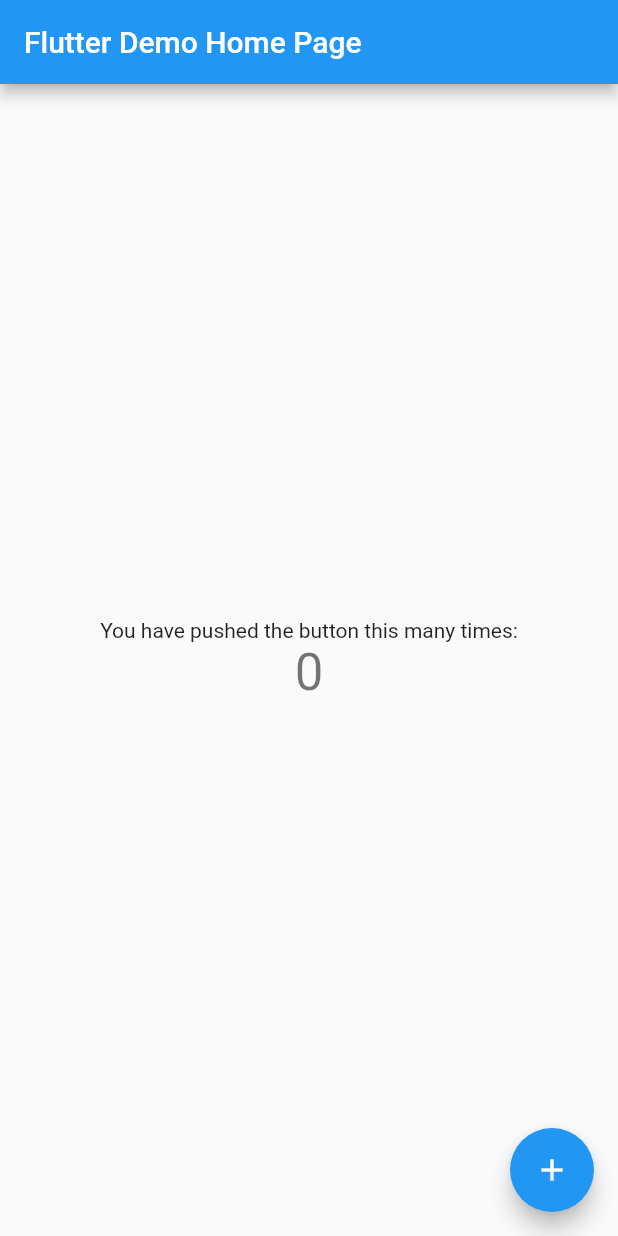
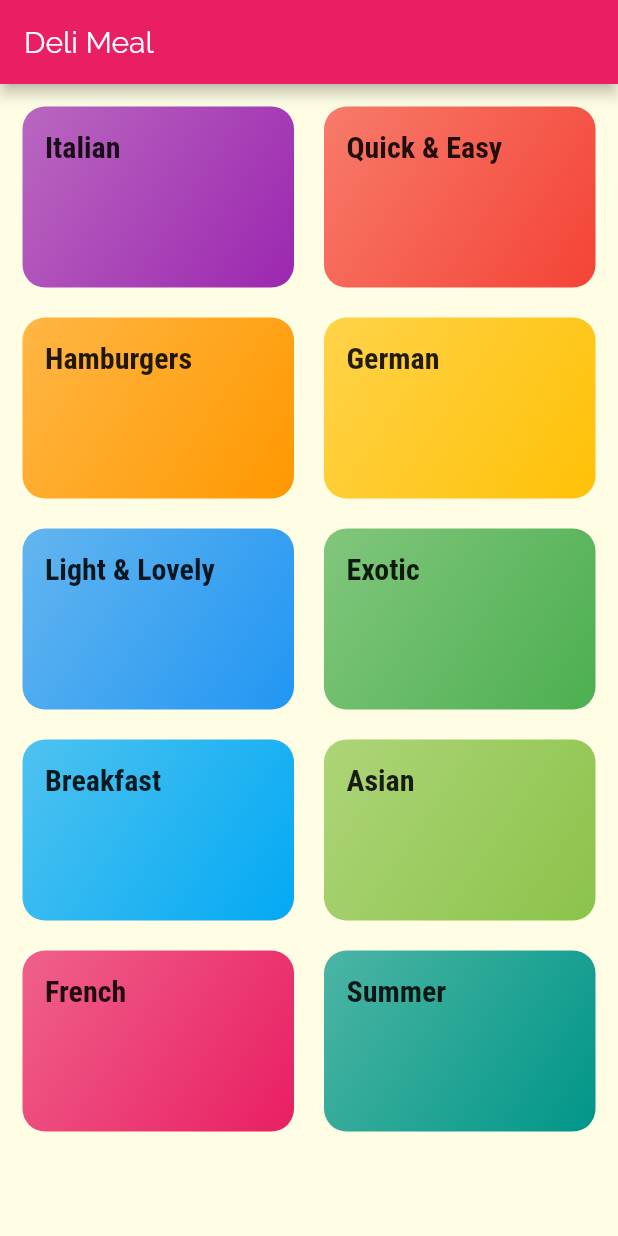
Before and after one commit to bh0mbalziyad/scaling-broccoli, a Flutter app: the screen it shows after launch, on a phone screen of 412 x 824 dp. Run offline on Flutter 3.47's test engine with Material 2 defaults, Android fonts, the phone set to English and light mode, and no system bars.

Commit message:
Added styles to the categories grid view

```diff
--- /dev/null
+++ b/lib/dummy_data.dart
@@ -0,0 +1,56 @@
+import 'package:flutter/material.dart';
+
+import './models/category.dart';
+
+const DUMMY_DATA = const [
+  Category(
+    id: 'c1',
+    title: 'Italian',
+    color: Colors.purple,
+  ),
+  Category(
+    id: 'c2',
+    title: 'Quick & Easy',
+    color: Colors.red,
+  ),
+  Category(
+    id: 'c3',
+    title: 'Hamburgers',
+    color: Colors.orange,
+  ),
+  Category(
+    id: 'c4',
+    title: 'German',
+    color: Colors.amber,
+  ),
+  Category(
+    id: 'c5',
+    title: 'Light & Lovely',
+    color: Colors.blue,
+  ),
+  Category(
+    id: 'c6',
+    title: 'Exotic',
+    color: Colors.green,
+  ),
+  Category(
+    id: 'c7',
+    title: 'Breakfast',
+    color: Colors.lightBlue,
+  ),
+  Category(
+    id: 'c8',
+    title: 'Asian',
+    color: Colors.lightGreen,
+  ),
+  Category(
+    id: 'c9',
+    title: 'French',
+    color: Colors.pink,
+  ),
+  Category(
+    id: 'c10',
+    title: 'Summer',
+    color: Colors.teal,
+  ),
+];
--- a/lib/main.dart
+++ b/lib/main.dart
@@ -1,117 +1,33 @@
 import 'package:flutter/material.dart';
 
-void main() {
-  runApp(MyApp());
-}
+import './screens/categories_screen.dart';
+
+void main() => runApp(MyApp());
 
 class MyApp extends StatelessWidget {
-  // This widget is the root of your application.
   @override
   Widget build(BuildContext context) {
     return MaterialApp(
-      title: 'Flutter Demo',
+      title: 'DeliMeals',
       theme: ThemeData(
-        // This is the theme of your application.
-        //
-        // Try running your application with "flutter run". You'll see the
-        // application has a blue toolbar. Then, without quitting the app, try
-        // changing the primarySwatch below to Colors.green and then invoke
-        // "hot reload" (press "r" in the console where you ran "flutter run",
-        // or simply save your changes to "hot reload" in a Flutter IDE).
-        // Notice that the counter didn't reset back to zero; the application
-        // is not restarted.
-        primarySwatch: Colors.blue,
-        // This makes the visual density adapt to the platform that you run
-        // the app on. For desktop platforms, the controls will be smaller and
-        // closer together (more dense) than on mobile platforms.
-        visualDensity: VisualDensity.adaptivePlatformDensity,
+        primarySwatch: Colors.pink,
+        accentColor: Colors.amber,
+        canvasColor: const Color.fromRGBO(255, 254, 229, 1),
+        fontFamily: 'Raleway',
+        textTheme: ThemeData.light().textTheme.copyWith(
+              bodyText1: const TextStyle(
+                color: const Color.fromRGBO(20, 51, 51, 1),
+              ),
+              bodyText2: const TextStyle(
+                color: const Color.fromRGBO(20, 51, 51, 1),
+              ),
+              headline6: const TextStyle(
+                  fontSize: 20,
+                  fontWeight: FontWeight.bold,
+                  fontFamily: 'RobotoCondensed'),
+            ),
       ),
-      home: MyHomePage(title: 'Flutter Demo Home Page'),
+      home: CategoriesScreen(),
     );
   }
 }
-
-class MyHomePage extends StatefulWidget {
-  MyHomePage({Key key, this.title}) : super(key: key);
-
-  // This widget is the home page of your application. It is stateful, meaning
-  // that it has a State object (defined below) that contains fields that affect
-  // how it looks.
-
-  // This class is the configuration for the state. It holds the values (in this
-  // case the title) provided by the parent (in this case the App widget) and
-  // used by the build method of the State. Fields in a Widget subclass are
-  // always marked "final".
-
-  final String title;
-
-  @override
-  _MyHomePageState createState() => _MyHomePageState();
-}
-
-class _MyHomePageState extends State<MyHomePage> {
-  int _counter = 0;
-
-  void _incrementCounter() {
-    setState(() {
-      // This call to setState tells the Flutter framework that something has
-      // changed in this State, which causes it to rerun the build method below
-      // so that the display can reflect the updated values. If we changed
-      // _counter without calling setState(), then the build method would not be
-      // called again, and so nothing would appear to happen.
-      _counter++;
-    });
-  }
-
-  @override
-  Widget build(BuildContext context) {
-    // This method is rerun every time setState is called, for instance as done
-    // by the _incrementCounter method above.
-    //
-    // The Flutter framework has been optimized to make rerunning build methods
-    // fast, so that you can just rebuild anything that needs updating rather
-    // than having to individually change instances of widgets.
-    return Scaffold(
-      appBar: AppBar(
-        // Here we take the value from the MyHomePage object that was created by
-        // the App.build method, and use it to set our appbar title.
-        title: Text(widget.title),
-      ),
-      body: Center(
-        // Center is a layout widget. It takes a single child and positions it
-        // in the middle of the parent.
-        child: Column(
-          // Column is also a layout widget. It takes a list of children and
-          // arranges them vertically. By default, it sizes itself to fit its
-          // children horizontally, and tries to be as tall as its parent.
-          //
-          // Invoke "debug painting" (press "p" in the console, choose the
-          // "Toggle Debug Paint" action from the Flutter Inspector in Android
-          // Studio, or the "Toggle Debug Paint" command in Visual Studio Code)
-          // to see the wireframe for each widget.
-          //
-          // Column has various properties to control how it sizes itself and
-          // how it positions its children. Here we use mainAxisAlignment to
-          // center the children vertically; the main axis here is the vertical
-          // axis because Columns are vertical (the cross axis would be
-          // horizontal).
-          mainAxisAlignment: MainAxisAlignment.center,
-          children: <Widget>[
-            Text(
-              'You have pushed the button this many times:',
-            ),
-            Text(
-              '$_counter',
-              style: Theme.of(context).textTheme.headline4,
-            ),
-          ],
-        ),
-      ),
-      floatingActionButton: FloatingActionButton(
-        onPressed: _incrementCounter,
-        tooltip: 'Increment',
-        child: Icon(Icons.add),
-      ), // This trailing comma makes auto-formatting nicer for build methods.
-    );
-  }
-}
--- /dev/null
+++ b/lib/models/category.dart
@@ -0,0 +1,13 @@
+import 'package:flutter/material.dart';
+
+class Category {
+  final String id;
+  final String title;
+  final Color color;
+
+  const Category({
+    @required this.id,
+    @required this.title,
+    this.color = Colors.orange,
+  });
+}
--- /dev/null
+++ b/lib/screens/categories_screen.dart
@@ -0,0 +1,32 @@
+import 'package:flutter/material.dart';
+
+import '../dummy_data.dart';
+import '../widgets/category_item.dart';
+
+class CategoriesScreen extends StatelessWidget {
+  @override
+  Widget build(BuildContext context) {
+    return Scaffold(
+      appBar: AppBar(
+        title: const Text(
+          'Deli Meal',
+        ),
+      ),
+      body: GridView(
+        padding: const EdgeInsets.all(15),
+        children: DUMMY_DATA
+            .map((catData) => CategoryItem(
+                  catData.title,
+                  catData.color,
+                ))
+            .toList(),
+        gridDelegate: SliverGridDelegateWithMaxCrossAxisExtent(
+          maxCrossAxisExtent: 200,
+          childAspectRatio: 3 / 2,
+          crossAxisSpacing: 20,
+          mainAxisSpacing: 20,
+        ),
+      ),
+    );
+  }
+}
--- /dev/null
+++ b/lib/widgets/category_item.dart
@@ -0,0 +1,26 @@
+import 'package:flutter/material.dart';
+
+class CategoryItem extends StatelessWidget {
+  final String title;
+  final Color color;
+
+  const CategoryItem(this.title, this.color);
+
+  @override
+  Widget build(BuildContext context) {
+    return Container(
+      padding: const EdgeInsets.all(15),
+      child: Text(
+        title,
+        style: Theme.of(context).textTheme.headline6,
+      ),
+      decoration: BoxDecoration(
+        gradient: LinearGradient(colors: [
+          this.color.withOpacity(0.7),
+          this.color,
+        ], begin: Alignment.topLeft, end: Alignment.bottomRight),
+        borderRadius: BorderRadius.circular(15),
+      ),
+    );
+  }
+}
```
Also changed, not shown: pubspec.yaml (+18 -9 lines), assets/fonts/Raleway-Black.ttf (added), assets/fonts/Raleway-Bold.ttf (added), assets/fonts/Raleway-Regular.ttf (added), assets/fonts/RobotoCondensed-Bold.ttf (added), assets/fonts/RobotoCondensed-Italic.ttf (added), assets/fonts/RobotoCondensed-Light.ttf (added), assets/fonts/RobotoCondensed-Regular.ttf (added), 1 other file.
